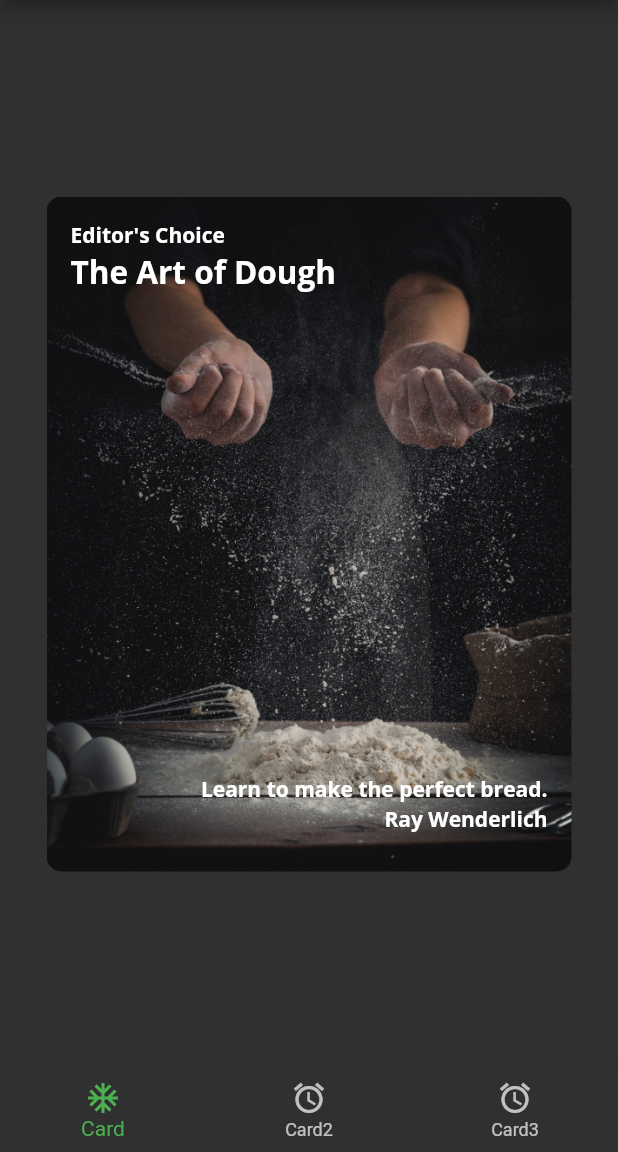
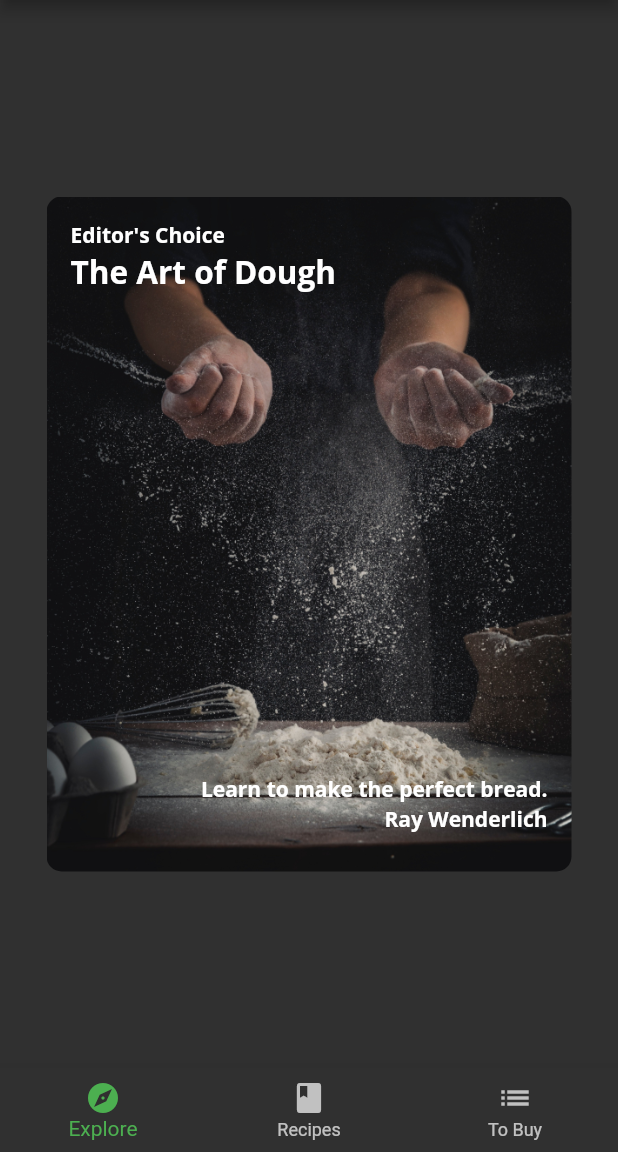
Before and after one commit to Oneya4/Fooderlich, a Flutter app: the screen it shows after launch, on a phone screen of 412 x 824 dp, the part 84-1236 px from its top. Run offline on Flutter 3.47's test engine with Material 2 defaults, Android fonts, the phone set to English and light mode, and no system bars; our stand-ins replace google_fonts.

Commit message:
Change icon buttons

```diff
--- a/lib/home.dart
+++ b/lib/home.dart
@@ -42,16 +42,16 @@ class _HomeState extends State<Home> {
         onTap: _onItemTapped,
         items: const [
           BottomNavigationBarItem(
-            icon: Icon(Icons.ac_unit),
-            label: 'Card',
+            icon: Icon(Icons.explore),
+            label: 'Explore',
           ),
           BottomNavigationBarItem(
-            icon: Icon(Icons.access_alarm),
-            label: 'Card2',
+            icon: Icon(Icons.book),
+            label: 'Recipes',
           ),
           BottomNavigationBarItem(
-            icon: Icon(Icons.access_alarm),
-            label: 'Card3',
+            icon: Icon(Icons.list),
+            label: 'To Buy',
           ),
         ],
       ),
```
